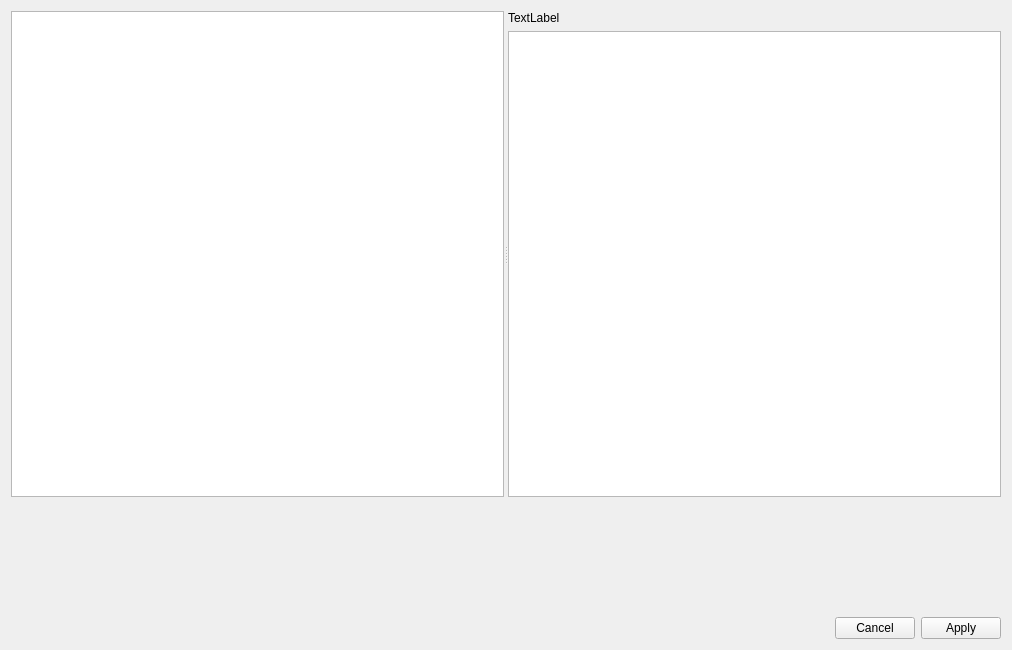
Above: som_gui/module/modelcheck_window/qt/Widget.ui from c-mellueh/SOM-Toolkit before the change. Below: the same form after it.
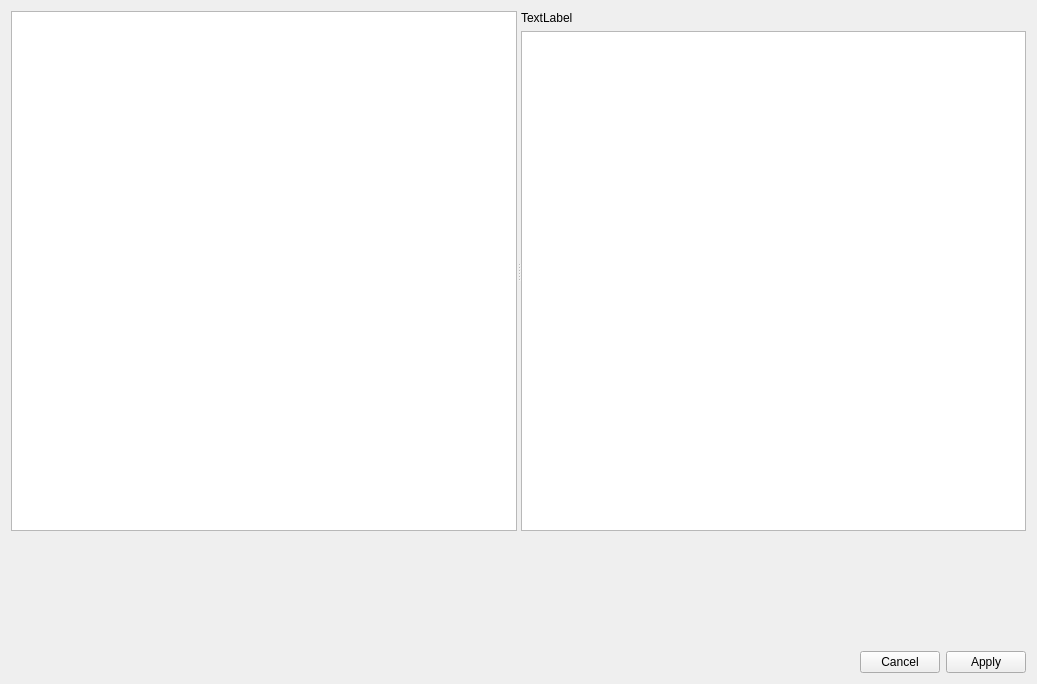
That is the form after the change. Custom widgets are drawn as their Qt base class.

```diff
--- a/som_gui/module/modelcheck_window/qt/Widget.ui
+++ b/som_gui/module/modelcheck_window/qt/Widget.ui
@@ -6,8 +6,8 @@
             <rect>
                 <x>0</x>
                 <y>0</y>
-                <width>1012</width>
-                <height>650</height>
+                <width>1037</width>
+                <height>684</height>
             </rect>
         </property>
         <property name="windowTitle">
```
Left out of the diff: 4 changed lines with no effect on the pictures.
